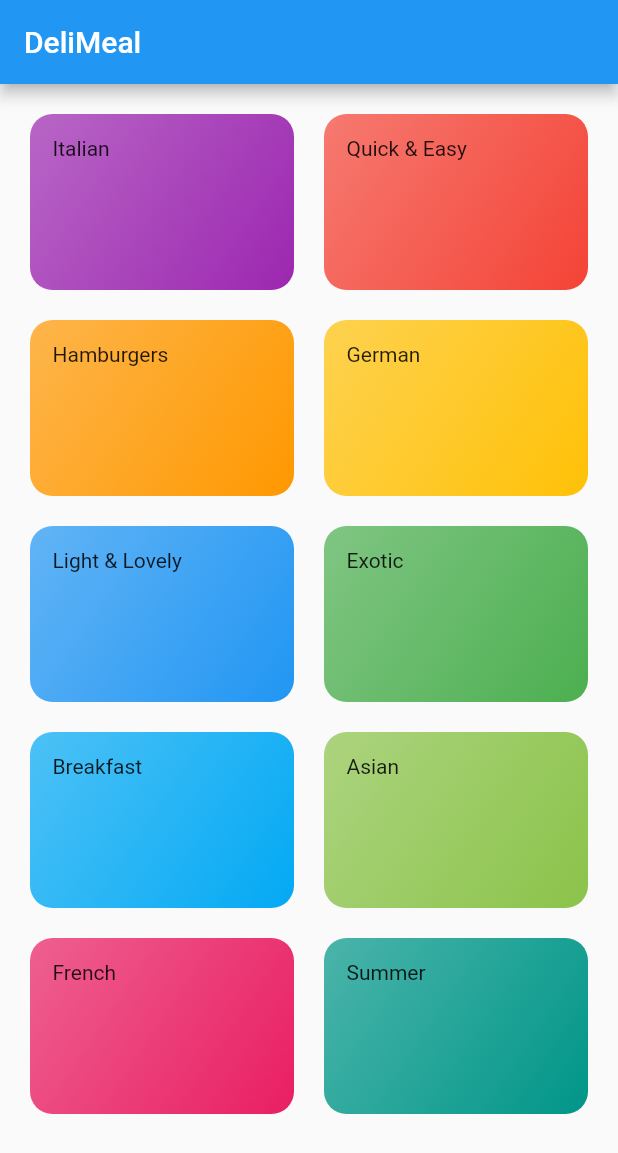
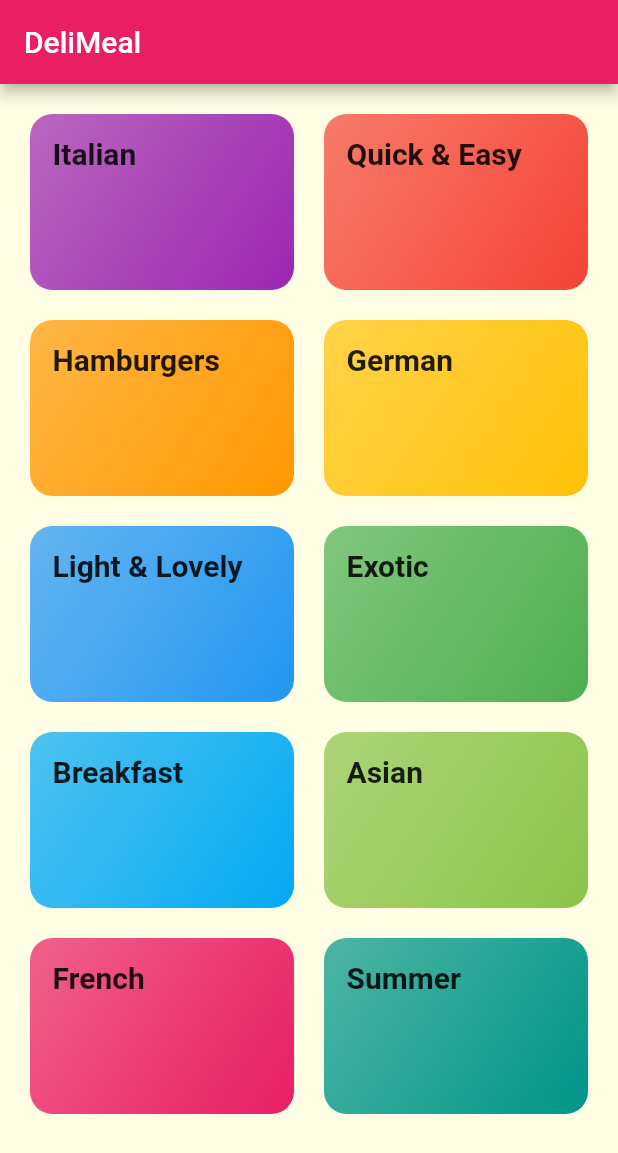
Before and after one commit to Industrylaud/meals_app, a Flutter app: the screen it shows after launch, on a phone screen of 412 x 824 dp. Shown: the top 1153 px of the screen. Run offline on Flutter 3.47's test engine with Material 2 defaults, Android fonts, the phone set to English and light mode, and no system bars; Roboto replaces fonts that are missing (RobotoCondensed).

Commit message:
Add basic theme

```diff
--- a/lib/category_item.dart
+++ b/lib/category_item.dart
@@ -13,7 +13,10 @@ class CategoryItem extends StatelessWidget {
   Widget build(BuildContext context) {
     return Container(
       padding: const EdgeInsets.all(15),
-      child: Text(title),
+      child: Text(
+        title,
+        style: Theme.of(context).textTheme.headlineSmall,
+      ),
       decoration: BoxDecoration(
         gradient: LinearGradient(
           colors: [
--- a/lib/main.dart
+++ b/lib/main.dart
@@ -6,11 +6,27 @@ void main() => runApp(MyApp());
 class MyApp extends StatelessWidget {
   @override
   Widget build(BuildContext context) {
+    final ThemeData theme = ThemeData(
+      primarySwatch: Colors.pink,
+      accentColor: Colors.amber,
+      canvasColor: Color.fromRGBO(255, 254, 229, 1),
+      fontFamily: 'Raleway',
+      textTheme: ThemeData.light().textTheme.copyWith(
+            bodyLarge: TextStyle(
+              color: Color.fromRGBO(20, 51, 51, 1),
+            ),
+            bodyMedium: TextStyle(
+              color: Color.fromRGBO(20, 51, 51, 1),
+            ),
+            headlineSmall: TextStyle(
+                fontSize: 20,
+                fontFamily: 'RobotoCondensed',
+                fontWeight: FontWeight.bold),
+          ),
+    );
     return MaterialApp(
       title: 'DeliMeals',
-      theme: ThemeData(
-        primarySwatch: Colors.blue,
-      ),
+      theme: theme.copyWith(),
       home: CategoriesScreen(),
     );
   }
```
Also changed, not shown: pubspec.yaml (+4 -4 lines), assets/fonts/Raleway-Black.ttf (added).
